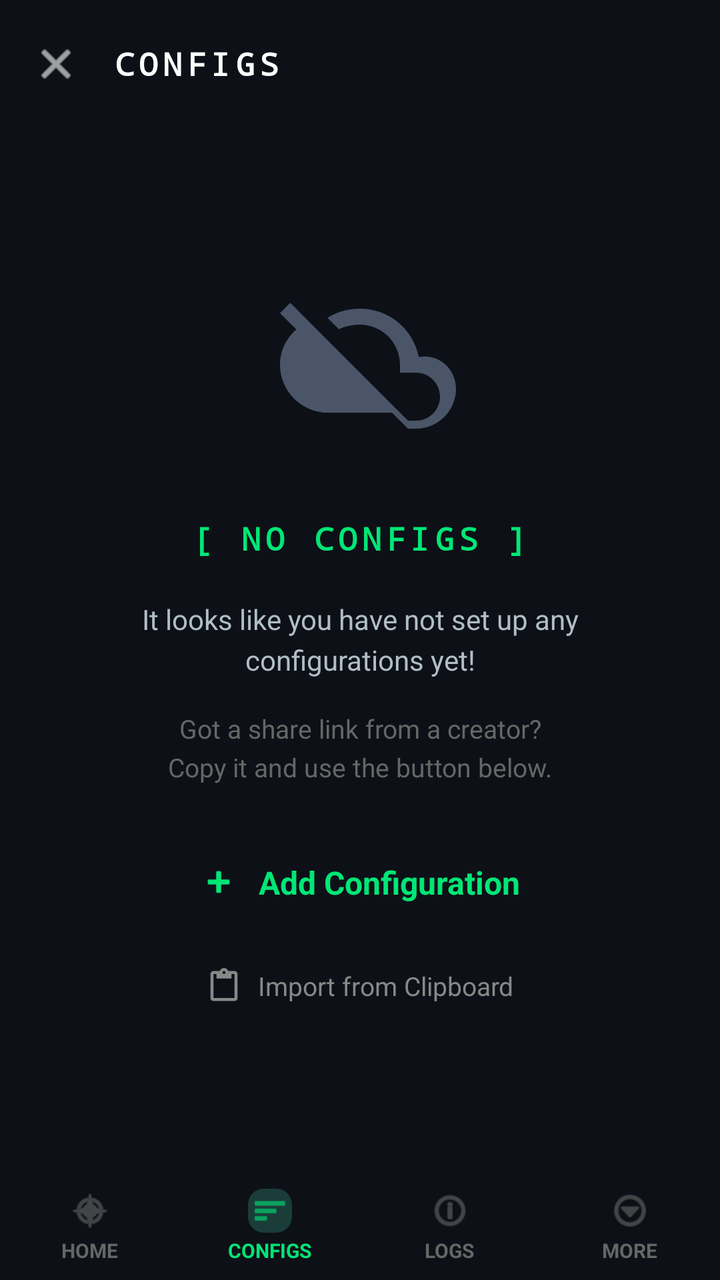
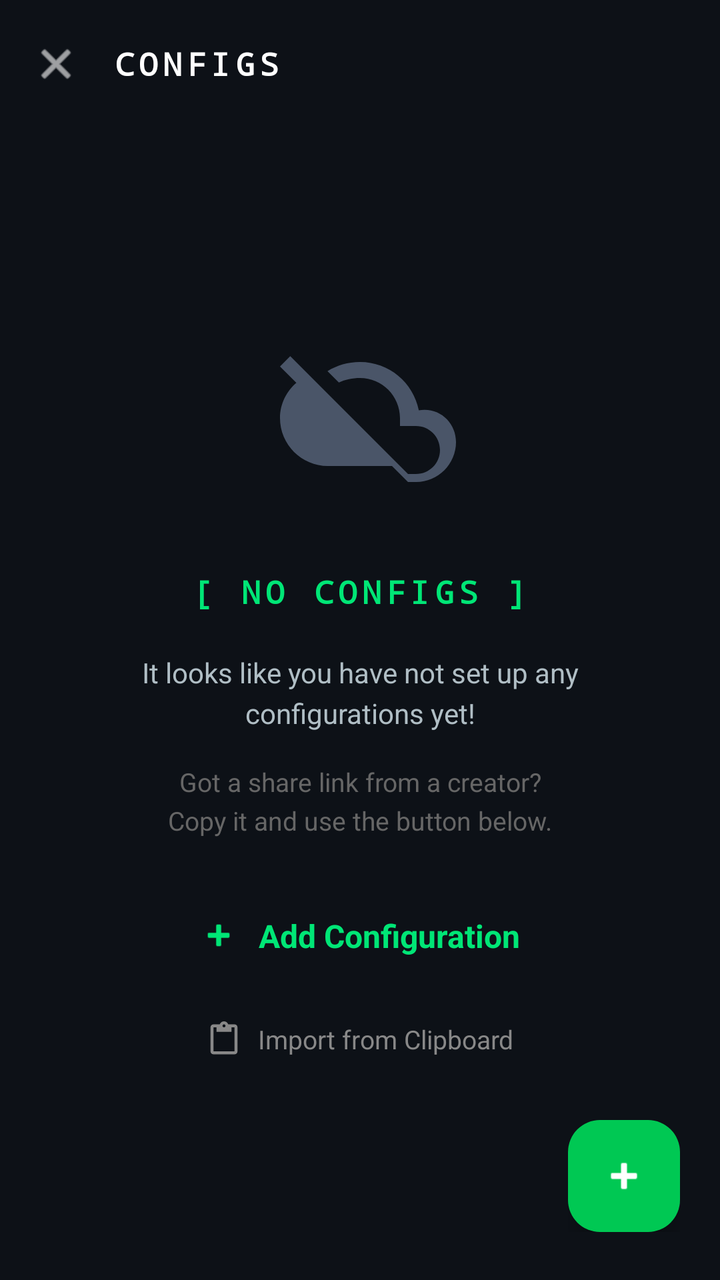

Compare the two renders of this Android layout. The source of the first and the diff that turns it into the second are given below.
<!-- AndroidManifest.xml: application theme Theme.MyApp -->
<!-- res/layout/activity_profile_list.xml -->
<?xml version="1.0" encoding="utf-8"?>
<LinearLayout xmlns:android="http://schemas.android.com/apk/res/android"
    xmlns:app="http://schemas.android.com/apk/res-auto"
    android:layout_width="match_parent"
    android:layout_height="match_parent"
    android:background="#0D1117"
    android:orientation="vertical">

    
    <LinearLayout
        android:layout_width="match_parent"
        android:layout_height="?attr/actionBarSize"
        android:background="#0D1117"
        android:gravity="center_vertical"
        android:orientation="horizontal"
        android:paddingHorizontal="4dp">

        <ImageView
            android:id="@+id/btnBack"
            android:layout_width="48dp"
            android:layout_height="48dp"
            android:background="?attr/selectableItemBackgroundBorderless"
            android:clickable="true"
            android:focusable="true"
            android:padding="12dp"
            android:src="@android:drawable/ic_menu_close_clear_cancel"
            app:tint="#FFFFFF" />

        <TextView
            android:id="@+id/txtTitle"
            android:layout_width="wrap_content"
            android:layout_height="wrap_content"
            android:layout_marginStart="4dp"
            android:fontFamily="monospace"
            android:letterSpacing="0.15"
            android:text="CONFIGS"
            android:textColor="#FFFFFF"
            android:textSize="16sp"
            android:textStyle="bold" />

        
        <com.google.android.material.appbar.MaterialToolbar
            android:id="@+id/toolbar"
            android:layout_width="0dp"
            android:layout_height="match_parent"
            android:layout_weight="1"
            android:background="@android:color/transparent"
            android:elevation="0dp"
            app:popupTheme="@style/ThemeOverlay.Material3.Dark" />
    </LinearLayout>

    
    <FrameLayout
        android:layout_width="match_parent"
        android:layout_height="0dp"
        android:layout_weight="1">

        
        <androidx.recyclerview.widget.RecyclerView
            android:id="@+id/recyclerProfiles"
            android:layout_width="match_parent"
            android:layout_height="match_parent"
            android:clipToPadding="false"
            android:paddingHorizontal="16dp"
            android:paddingTop="8dp"
            android:paddingBottom="16dp"
            android:visibility="gone" />

        
        <LinearLayout
            android:id="@+id/emptyState"
            android:layout_width="match_parent"
            android:layout_height="match_parent"
            android:gravity="center"
            android:orientation="vertical"
            android:padding="32dp">

            
            <ImageView
                android:layout_width="96dp"
                android:layout_height="96dp"
                android:src="@drawable/ic_cloud_off"
                app:tint="#4A5568" />

            
            <TextView
                android:layout_width="wrap_content"
                android:layout_height="wrap_content"
                android:layout_marginTop="24dp"
                android:fontFamily="monospace"
                android:letterSpacing="0.15"
                android:text="[ NO CONFIGS ]"
                android:textColor="#00E676"
                android:textSize="16sp"
                android:textStyle="bold" />

            
            <TextView
                android:layout_width="match_parent"
                android:layout_height="wrap_content"
                android:layout_marginTop="20dp"
                android:gravity="center"
                android:lineSpacingExtra="4dp"
                android:text="It looks like you have not set up any\nconfigurations yet!"
                android:textColor="#B0BEC5"
                android:textSize="14sp" />

            
            <TextView
                android:layout_width="match_parent"
                android:layout_height="wrap_content"
                android:layout_marginTop="16dp"
                android:gravity="center"
                android:lineSpacingExtra="4dp"
                android:text="Got a share link from a creator?\nCopy it and use the button below."
                android:textColor="#666666"
                android:textSize="13sp" />

            
            <LinearLayout
                android:id="@+id/btnAddConfig"
                android:layout_width="wrap_content"
                android:layout_height="wrap_content"
                android:layout_marginTop="28dp"
                android:background="?attr/selectableItemBackground"
                android:clickable="true"
                android:focusable="true"
                android:gravity="center_vertical"
                android:orientation="horizontal"
                android:paddingHorizontal="16dp"
                android:paddingVertical="10dp">

                <ImageView
                    android:layout_width="20dp"
                    android:layout_height="20dp"
                    android:src="@android:drawable/ic_input_add"
                    app:tint="#00E676" />

                <TextView
                    android:layout_width="wrap_content"
                    android:layout_height="wrap_content"
                    android:layout_marginStart="10dp"
                    android:text="Add Configuration"
                    android:textColor="#00E676"
                    android:textSize="16sp"
                    android:textStyle="bold" />
            </LinearLayout>

            
            <LinearLayout
                android:id="@+id/btnImportClipboard"
                android:layout_width="wrap_content"
                android:layout_height="wrap_content"
                android:layout_marginTop="12dp"
                android:background="?attr/selectableItemBackground"
                android:clickable="true"
                android:focusable="true"
                android:gravity="center_vertical"
                android:orientation="horizontal"
                android:paddingHorizontal="16dp"
                android:paddingVertical="10dp">

                <ImageView
                    android:layout_width="18dp"
                    android:layout_height="18dp"
                    android:src="@drawable/ic_paste"
                    app:tint="#888888" />

                <TextView
                    android:layout_width="wrap_content"
                    android:layout_height="wrap_content"
                    android:layout_marginStart="8dp"
                    android:text="Import from Clipboard"
                    android:textColor="#888888"
                    android:textSize="13sp" />
            </LinearLayout>
        </LinearLayout>

        
        <com.google.android.material.floatingactionbutton.ExtendedFloatingActionButton
            android:id="@+id/fabConfirm"
            android:layout_width="wrap_content"
            android:layout_height="wrap_content"
            android:layout_gravity="bottom|center_horizontal"
            android:layout_marginBottom="16dp"
            android:text="ตกลง"
            android:visibility="gone"
            app:icon="@android:drawable/checkbox_on_background" />
    </FrameLayout>

    
    <LinearLayout
        android:layout_width="match_parent"
        android:layout_height="wrap_content"
        android:background="#0D1117"
        android:orientation="horizontal"
        android:paddingVertical="8dp">

        
        <LinearLayout
            android:id="@+id/navHome"
            android:layout_width="0dp"
            android:layout_height="wrap_content"
            android:layout_weight="1"
            android:background="?attr/selectableItemBackground"
            android:clickable="true"
            android:focusable="true"
            android:gravity="center"
            android:orientation="vertical">

            <ImageView
                android:layout_width="22dp"
                android:layout_height="22dp"
                android:src="@android:drawable/ic_menu_compass"
                app:tint="#666666" />

            <TextView
                android:layout_width="wrap_content"
                android:layout_height="wrap_content"
                android:layout_marginTop="2dp"
                android:text="HOME"
                android:textColor="#666666"
                android:textSize="10sp"
                android:textStyle="bold" />
        </LinearLayout>

        
        <LinearLayout
            android:layout_width="0dp"
            android:layout_height="wrap_content"
            android:layout_weight="1"
            android:gravity="center"
            android:orientation="vertical">

            <ImageView
                android:layout_width="22dp"
                android:layout_height="22dp"
                android:background="@drawable/bg_active_nav"
                android:padding="2dp"
                android:src="@android:drawable/ic_menu_sort_by_size"
                app:tint="#00E676" />

            <TextView
                android:layout_width="wrap_content"
                android:layout_height="wrap_content"
                android:layout_marginTop="2dp"
                android:text="CONFIGS"
                android:textColor="#00E676"
                android:textSize="10sp"
                android:textStyle="bold" />
        </LinearLayout>

        
        <LinearLayout
            android:id="@+id/navLogs"
            android:layout_width="0dp"
            android:layout_height="wrap_content"
            android:layout_weight="1"
            android:background="?attr/selectableItemBackground"
            android:clickable="true"
            android:focusable="true"
            android:gravity="center"
            android:orientation="vertical">

            <ImageView
                android:layout_width="22dp"
                android:layout_height="22dp"
                android:src="@android:drawable/ic_menu_info_details"
                app:tint="#666666" />

            <TextView
                android:layout_width="wrap_content"
                android:layout_height="wrap_content"
                android:layout_marginTop="2dp"
                android:text="LOGS"
                android:textColor="#666666"
                android:textSize="10sp"
                android:textStyle="bold" />
        </LinearLayout>

        
        <LinearLayout
            android:id="@+id/navMore"
            android:layout_width="0dp"
            android:layout_height="wrap_content"
            android:layout_weight="1"
            android:background="?attr/selectableItemBackground"
            android:clickable="true"
            android:focusable="true"
            android:gravity="center"
            android:orientation="vertical">

            <ImageView
                android:layout_width="22dp"
                android:layout_height="22dp"
                android:src="@android:drawable/ic_menu_more"
                app:tint="#666666" />

            <TextView
                android:layout_width="wrap_content"
                android:layout_height="wrap_content"
                android:layout_marginTop="2dp"
                android:text="MORE"
                android:textColor="#666666"
                android:textSize="10sp"
                android:textStyle="bold" />
        </LinearLayout>
    </LinearLayout>

</LinearLayout>
<!-- resources referenced by this layout -->
<resources>
  <!-- drawable bg_active_nav (drawable) -->
  <?xml version="1.0" encoding="utf-8"?>
  <shape xmlns:android="http://schemas.android.com/apk/res/android"
      android:shape="rectangle">
      <solid android:color="#1A3D3A" />
      <corners android:radius="8dp" />
      <padding android:left="8dp" android:right="8dp"
               android:top="4dp" android:bottom="4dp" />
  </shape>
  <!-- drawable ic_cloud_off (drawable) -->
  <?xml version="1.0" encoding="utf-8"?>
  <vector xmlns:android="http://schemas.android.com/apk/res/android"
      android:width="96dp"
      android:height="96dp"
      android:viewportWidth="24"
      android:viewportHeight="24">
      
      <path
          android:fillColor="#FFFFFF"
          android:pathData="M19.35,10.04C18.67,6.59 15.64,4 12,4C10.5,4 9.12,4.42 7.94,5.14L9.36,6.56C10.14,6.2 11.04,6 12,6C14.76,6 17,8.24 17,11L17,12L19,12C20.66,12 22,13.34 22,15C22,16.66 20.66,18 19,18L18,18L16,16L8.5,8.5L7,7L3.28,3.28L2,4.56L4.05,6.61C2.86,7.62 2,9.21 2,11C2,14.31 4.69,17 8,17L16,17L18,19L19,19C21.76,19 24,16.76 24,14C24,11.6 21.95,9.61 19.35,10.04Z" />
  </vector>
  <!-- drawable ic_paste (drawable) -->
  <?xml version="1.0" encoding="utf-8"?>
  <vector xmlns:android="http://schemas.android.com/apk/res/android"
      android:width="24dp"
      android:height="24dp"
      android:viewportWidth="24"
      android:viewportHeight="24"
      android:tint="?attr/colorOnPrimaryContainer">
      <path
          android:fillColor="@android:color/white"
          android:pathData="M19,2h-4.18C14.4,0.84 13.3,0 12,0S9.6,0.84 9.18,2H5C3.9,2 3,2.9 3,4v16c0,1.1 0.9,2 2,2h14c1.1,0 2,-0.9 2,-2V4C21,2.9 20.1,2 19,2zM12,2c0.55,0 1,0.45 1,1s-0.45,1 -1,1s-1,-0.45 -1,-1S11.45,2 12,2zM19,20H5V4h2v3h10V4h2V20z" />
  </vector>
  <style name="Theme.MyApp" parent="Theme.Material3.DayNight.NoActionBar">
          <item name="colorPrimary">@color/md_theme_primary</item>
  
          
          <item name="android:statusBarColor" tools:targetApi="l">?attr/colorPrimaryVariant</item>
          <item name="android:windowLightStatusBar" tools:targetApi="m">true</item>
  
          
          <item name="android:navigationBarColor" tools:targetApi="l">#FFFFFF</item>
          <item name="android:windowLightNavigationBar" tools:targetApi="o_mr1">true</item>
      </style>
  <color name="md_theme_primary">#6750A4</color>
</resources>

<!-- the commit's change to res/layout/activity_profile_list.xml (unified diff, before → after) -->
@@ -177,134 +177,128 @@
         </LinearLayout>
 
         
-        <com.google.android.material.floatingactionbutton.ExtendedFloatingActionButton
-            android:id="@+id/fabConfirm"
+        <LinearLayout
+            android:id="@+id/fabMenuContainer"
             android:layout_width="wrap_content"
             android:layout_height="wrap_content"
-            android:layout_gravity="bottom|center_horizontal"
-            android:layout_marginBottom="16dp"
-            android:text="ตกลง"
-            android:visibility="gone"
-            app:icon="@android:drawable/checkbox_on_background" />
+            android:layout_gravity="bottom|end"
+            android:layout_marginEnd="20dp"
+            android:layout_marginBottom="24dp"
+            android:gravity="end"
+            android:orientation="vertical">
+
+            
+            <LinearLayout
+                android:id="@+id/fabOptionQr"
+                android:layout_width="wrap_content"
+                android:layout_height="wrap_content"
+                android:layout_marginBottom="12dp"
+                android:gravity="center_vertical"
+                android:orientation="horizontal"
+                android:visibility="gone"
+                android:alpha="0">
+
+                <TextView
+                    android:layout_width="wrap_content"
+                    android:layout_height="wrap_content"
+                    android:layout_marginEnd="10dp"
+                    android:background="@drawable/bg_fab_label"
+                    android:paddingHorizontal="10dp"
+                    android:paddingVertical="4dp"
+                    android:text="สแกน QR"
+                    android:textColor="#FFFFFF"
+                    android:textSize="12sp" />
+
+                <com.google.android.material.floatingactionbutton.FloatingActionButton
+                    android:id="@+id/fabQr"
+                    android:layout_width="wrap_content"
+                    android:layout_height="wrap_content"
+                    android:contentDescription="Scan QR"
+                    app:fabSize="mini"
+                    app:srcCompat="@android:drawable/ic_menu_camera"
+                    app:backgroundTint="#37474F"
+                    app:tint="#FFFFFF"
+                    app:elevation="4dp" />
+            </LinearLayout>
+
+            <LinearLayout
+                android:id="@+id/fabOptionImport"
+                android:layout_width="wrap_content"
+                android:layout_height="wrap_content"
+                android:layout_marginBottom="12dp"
+                android:gravity="center_vertical"
+                android:orientation="horizontal"
+                android:visibility="gone"
+                android:alpha="0">
+
+                <TextView
+                    android:layout_width="wrap_content"
+                    android:layout_height="wrap_content"
+                    android:layout_marginEnd="10dp"
+                    android:background="@drawable/bg_fab_label"
+                    android:paddingHorizontal="10dp"
+                    android:paddingVertical="4dp"
+                    android:text="Import Clipboard"
+                    android:textColor="#FFFFFF"
+                    android:textSize="12sp" />
+
+                <com.google.android.material.floatingactionbutton.FloatingActionButton
+                    android:id="@+id/fabImport"
+                    android:layout_width="wrap_content"
+                    android:layout_height="wrap_content"
+                    android:contentDescription="Import"
+                    app:fabSize="mini"
+                    app:srcCompat="@android:drawable/ic_menu_agenda"
+                    app:backgroundTint="#37474F"
+                    app:tint="#FFFFFF"
+                    app:elevation="4dp" />
+            </LinearLayout>
+
+            <LinearLayout
+                android:id="@+id/fabOptionAdd"
+                android:layout_width="wrap_content"
+                android:layout_height="wrap_content"
+                android:layout_marginBottom="12dp"
+                android:gravity="center_vertical"
+                android:orientation="horizontal"
+                android:visibility="gone"
+                android:alpha="0">
+
+                <TextView
+                    android:layout_width="wrap_content"
+                    android:layout_height="wrap_content"
+                    android:layout_marginEnd="10dp"
+                    android:background="@drawable/bg_fab_label"
+                    android:paddingHorizontal="10dp"
+                    android:paddingVertical="4dp"
+                    android:text="Add Configuration"
+                    android:textColor="#FFFFFF"
+                    android:textSize="12sp" />
+
+                <com.google.android.material.floatingactionbutton.FloatingActionButton
+                    android:id="@+id/fabAdd"
+                    android:layout_width="wrap_content"
+                    android:layout_height="wrap_content"
+                    android:contentDescription="Add"
+                    app:fabSize="mini"
+                    app:srcCompat="@android:drawable/ic_input_add"
+                    app:backgroundTint="#2E7D32"
+                    app:tint="#FFFFFF"
+                    app:elevation="4dp" />
+            </LinearLayout>
+
+            
+            <com.google.android.material.floatingactionbutton.FloatingActionButton
+                android:id="@+id/fabMain"
+                android:layout_width="wrap_content"
+                android:layout_height="wrap_content"
+                android:layout_gravity="end"
+                android:contentDescription="Menu"
+                app:srcCompat="@android:drawable/ic_input_add"
+                app:backgroundTint="#00C853"
+                app:tint="#FFFFFF"
+                app:elevation="6dp" />
+        </LinearLayout>
     </FrameLayout>
 
-    
-    <LinearLayout
-        android:layout_width="match_parent"
-        android:layout_height="wrap_content"
-        android:background="#0D1117"
-        android:orientation="horizontal"
-        android:paddingVertical="8dp">
-
-        
-        <LinearLayout
-            android:id="@+id/navHome"
-            android:layout_width="0dp"
-            android:layout_height="wrap_content"
-            android:layout_weight="1"
-            android:background="?attr/selectableItemBackground"
-            android:clickable="true"
-            android:focusable="true"
-            android:gravity="center"
-            android:orientation="vertical">
-
-            <ImageView
-                android:layout_width="22dp"
-                android:layout_height="22dp"
-                android:src="@android:drawable/ic_menu_compass"
-                app:tint="#666666" />
-
-            <TextView
-                android:layout_width="wrap_content"
-                android:layout_height="wrap_content"
-                android:layout_marginTop="2dp"
-                android:text="HOME"
-                android:textColor="#666666"
-                android:textSize="10sp"
-                android:textStyle="bold" />
-        </LinearLayout>
-
-        
-        <LinearLayout
-            android:layout_width="0dp"
-            android:layout_height="wrap_content"
-            android:layout_weight="1"
-            android:gravity="center"
-            android:orientation="vertical">
-
-            <ImageView
-                android:layout_width="22dp"
-                android:layout_height="22dp"
-                android:background="@drawable/bg_active_nav"
-                android:padding="2dp"
-                android:src="@android:drawable/ic_menu_sort_by_size"
-                app:tint="#00E676" />
-
-            <TextView
-                android:layout_width="wrap_content"
-                android:layout_height="wrap_content"
-                android:layout_marginTop="2dp"
-                android:text="CONFIGS"
-                android:textColor="#00E676"
-                android:textSize="10sp"
-                android:textStyle="bold" />
-        </LinearLayout>
-
-        
-        <LinearLayout
-            android:id="@+id/navLogs"
-            android:layout_width="0dp"
-            android:layout_height="wrap_content"
-            android:layout_weight="1"
-            android:background="?attr/selectableItemBackground"
-            android:clickable="true"
-            android:focusable="true"
-            android:gravity="center"
-            android:orientation="vertical">
-
-            <ImageView
-                android:layout_width="22dp"
-                android:layout_height="22dp"
-                android:src="@android:drawable/ic_menu_info_details"
-                app:tint="#666666" />
-
-            <TextView
-                android:layout_width="wrap_content"
-                android:layout_height="wrap_content"
-                android:layout_marginTop="2dp"
-                android:text="LOGS"
-                android:textColor="#666666"
-                android:textSize="10sp"
-                android:textStyle="bold" />
-        </LinearLayout>
-
-        
-        <LinearLayout
-            android:id="@+id/navMore"
-            android:layout_width="0dp"
-            android:layout_height="wrap_content"
-            android:layout_weight="1"
-            android:background="?attr/selectableItemBackground"
-            android:clickable="true"
-            android:focusable="true"
-            android:gravity="center"
-            android:orientation="vertical">
-
-            <ImageView
-                android:layout_width="22dp"
-                android:layout_height="22dp"
-                android:src="@android:drawable/ic_menu_more"
-                app:tint="#666666" />
-
-            <TextView
-                android:layout_width="wrap_content"
-                android:layout_height="wrap_content"
-                android:layout_marginTop="2dp"
-                android:text="MORE"
-                android:textColor="#666666"
-                android:textSize="10sp"
-                android:textStyle="bold" />
-        </LinearLayout>
-    </LinearLayout>
-
 </LinearLayout>
<!-- resource entries referenced after the edit -->
@@ -1,13 +1,11 @@
 <!-- resources referenced by this layout -->
 <resources>
-  <!-- drawable bg_active_nav (drawable) -->
+  <!-- drawable bg_fab_label (drawable) -->
   <?xml version="1.0" encoding="utf-8"?>
   <shape xmlns:android="http://schemas.android.com/apk/res/android"
       android:shape="rectangle">
-      <solid android:color="#1A3D3A" />
-      <corners android:radius="8dp" />
-      <padding android:left="8dp" android:right="8dp"
-               android:top="4dp" android:bottom="4dp" />
+      <solid android:color="#CC263238" />
+      <corners android:radius="6dp" />
   </shape>
   <!-- drawable ic_cloud_off (drawable) -->
   <?xml version="1.0" encoding="utf-8"?>
